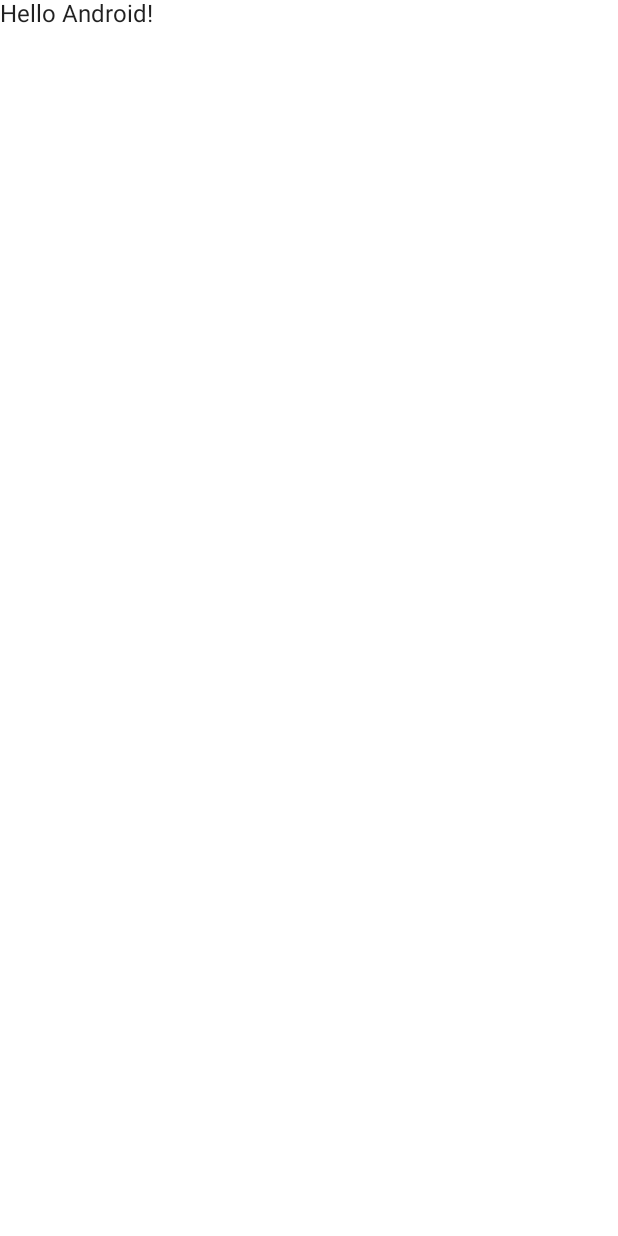
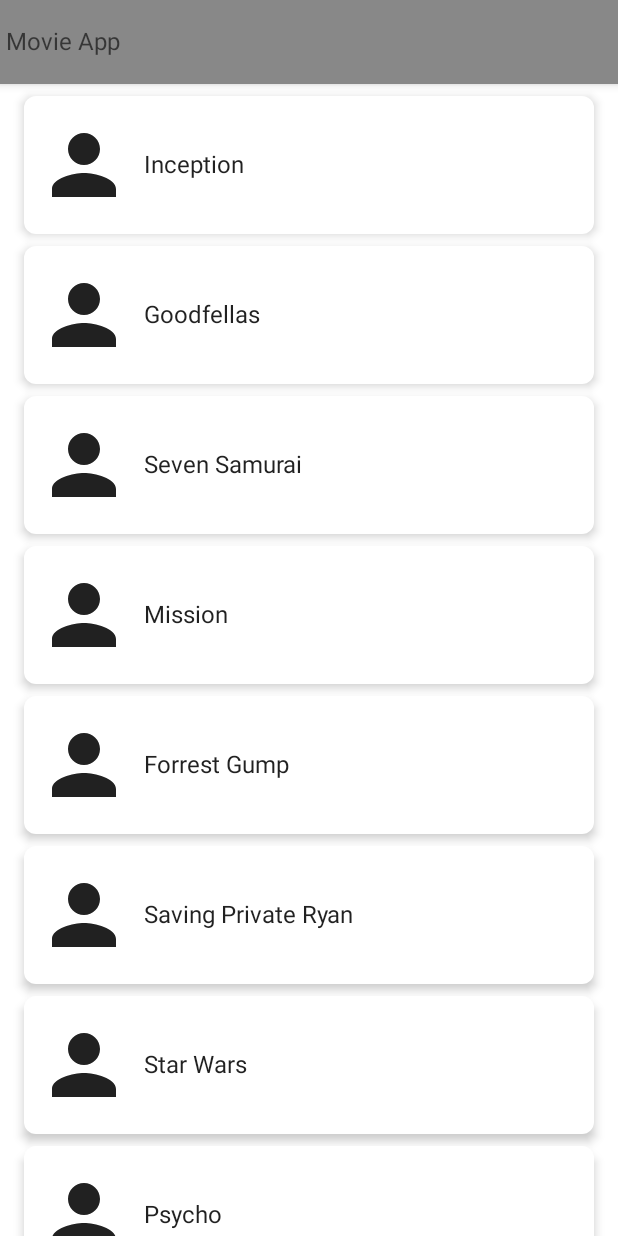
Before and after one commit to Hitesh880443/MovieApp-JetPackCompose, an Android app built with Jetpack Compose: the screen it shows after launch (MainActivity), on a phone screen of 412 x 824 dp. Before the commit the screen is almost empty. Run offline under Robolectric (Android 15) with nearby library versions, the phone set to English and light mode, and no system bars.

Commit message:
Scaffold Implementation , Movie List UI

```diff
--- a/app/src/main/java/com/hitesh/movieapp/MainActivity.kt
+++ b/app/src/main/java/com/hitesh/movieapp/MainActivity.kt
@@ -1,28 +1,70 @@
 package com.hitesh.movieapp
 
 import android.os.Bundle
+import android.util.Log
 import androidx.activity.ComponentActivity
 import androidx.activity.compose.setContent
-import androidx.compose.foundation.layout.fillMaxSize
-import androidx.compose.material.MaterialTheme
-import androidx.compose.material.Surface
-import androidx.compose.material.Text
+import androidx.compose.foundation.clickable
+import androidx.compose.foundation.layout.*
+import androidx.compose.foundation.lazy.LazyColumn
+import androidx.compose.foundation.lazy.items
+import androidx.compose.foundation.shape.RoundedCornerShape
+import androidx.compose.material.*
+import androidx.compose.material.icons.Icons
+import androidx.compose.material.icons.filled.Person
 import androidx.compose.runtime.Composable
+import androidx.compose.ui.Alignment
 import androidx.compose.ui.Modifier
+import androidx.compose.ui.graphics.Color
 import androidx.compose.ui.tooling.preview.Preview
+import androidx.compose.ui.unit.dp
 import com.hitesh.movieapp.ui.theme.MovieAppJetpackComposeTheme
+import com.hitesh.movieapp.util.MOCK_MOVIE_LIST
+
+const val TAG = "Movie App"
 
 class MainActivity : ComponentActivity() {
     override fun onCreate(savedInstanceState: Bundle?) {
         super.onCreate(savedInstanceState)
         setContent {
-            MovieAppJetpackComposeTheme {
-                // A surface container using the 'background' color from the theme
-                Surface(
-                    modifier = Modifier.fillMaxSize(),
-                    color = MaterialTheme.colors.background
+            MyApp {
+                MainContent()
+            }
+        }
+    }
+}
+
+
+@Composable
+fun MyApp(content: @Composable () -> Unit) {
+    MovieAppJetpackComposeTheme {
+        Scaffold(
+            topBar = {
+                TopAppBar(
+                    backgroundColor = Color.Gray,
+                    elevation = 4.dp
                 ) {
-                    Greeting("Android")
+                    Text(text = "Movie App")
+                }
+            }
+        ) {
+            content()
+        }
+    }
+
+}
+
+@Composable
+fun MainContent(movieList: List<String> = MOCK_MOVIE_LIST) {
+    Column(
+        modifier = Modifier
+            .fillMaxWidth()
+            .padding(horizontal = 16.dp)
+    ) {
+        LazyColumn {
+            items(items = movieList) {
+                MovieRow(it) { movie ->
+                    Log.d(TAG, "MainContent: $movie")
                 }
             }
         }
@@ -30,14 +72,39 @@ class MainActivity : ComponentActivity() {
 }
 
 @Composable
-fun Greeting(name: String) {
-    Text(text = "Hello $name!")
+fun MovieRow(movie: String, onItemClick: (String) -> Unit) {
+    Card(
+        modifier = Modifier
+            .fillMaxWidth()
+            .height(100.dp)
+            .padding(top = 8.dp)
+            .clickable {
+                onItemClick.invoke(movie)
+            },
+        shape = RoundedCornerShape(8.dp),
+        elevation = 4.dp
+
+    ) {
+        Row(
+            verticalAlignment = Alignment.CenterVertically,
+            horizontalArrangement = Arrangement.Start
+        ) {
+            Icon(
+                modifier = Modifier
+                    .size(80.dp)
+                    .padding(8.dp),
+                imageVector = Icons.Default.Person,
+                contentDescription = "Movie Icon"
+            )
+            Text(text = movie)
+        }
+    }
 }
 
 @Preview(showBackground = true)
 @Composable
 fun DefaultPreview() {
-    MovieAppJetpackComposeTheme {
-        Greeting("Android")
+    MyApp {
+        MainContent()
     }
 }
--- /dev/null
+++ b/app/src/main/java/com/hitesh/movieapp/util/StringConstants.kt
@@ -0,0 +1,14 @@
+package com.hitesh.movieapp.util
+
+val MOCK_MOVIE_LIST = listOf(
+    "Inception",
+    "Goodfellas",
+    "Seven Samurai",
+    "Mission",
+    "Forrest Gump",
+    "Saving Private Ryan",
+    "Star Wars",
+    "Psycho",
+    "Parasite",
+    "Gladiator"
+)
```
Also changed, not shown: 2 other files.
